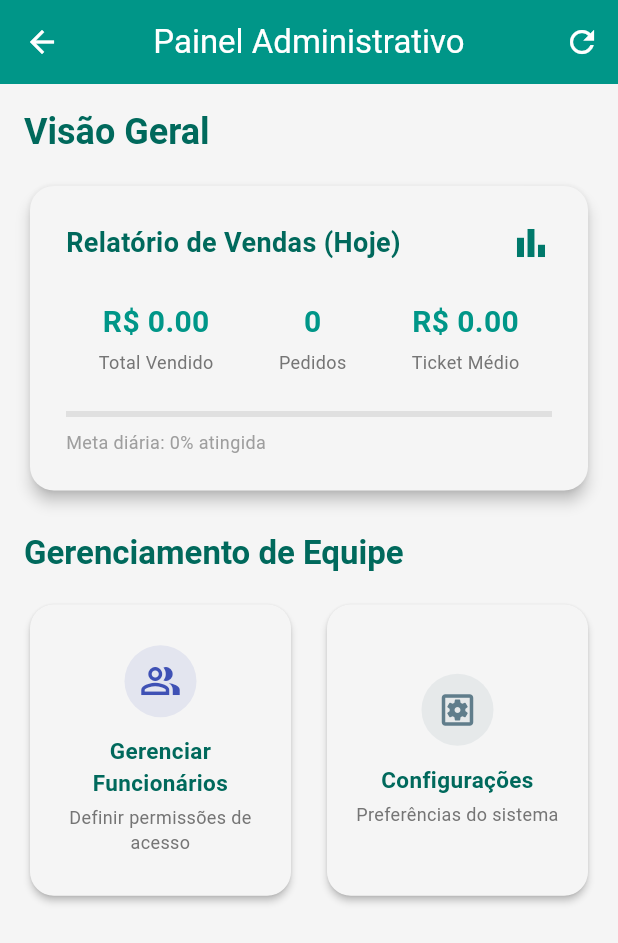
After one commit to guilhermedasilva2/farmacia-apk, a Flutter app: the AdminDashboardScreen screen opened by its route, after a tap on the "refresh" icon, on a phone screen of 412 x 824 dp. The commit adds this screen. Shown: the top 943 px of the screen. Run offline on Flutter 3.47's test engine with Material 3 defaults, Android fonts, the phone set to English and light mode, and no system bars; our stand-ins replace bloc, connectivity_plus, dots_indicator, equatable, flutter_bloc, flutter_dotenv and 8 more; accounts and stored records are empty.

Commit message:
chore: arquivos gerados e ajustes finais
- Arquivos gerados pelo Flutter (plugin registrants)
- Ajustes em rotas e configurações
- Outros arquivos auxiliares

```diff
--- /dev/null
+++ b/lib/features/admin/presentation/screens/admin_dashboard_screen.dart
@@ -0,0 +1,241 @@
+import 'package:flutter/material.dart';
+import 'package:meu_app_inicial/utils/app_routes.dart';
+import 'package:meu_app_inicial/features/orders/infrastructure/services/sales_stats_service.dart';
+
+class AdminDashboardScreen extends StatefulWidget {
+  const AdminDashboardScreen({super.key});
+
+  @override
+  State<AdminDashboardScreen> createState() => _AdminDashboardScreenState();
+}
+
+class _AdminDashboardScreenState extends State<AdminDashboardScreen> {
+  final SalesStatsService _statsService = SalesStatsService();
+  SalesStats? _todayStats;
+  bool _isLoading = true;
+
+  @override
+  void initState() {
+    super.initState();
+    _loadStats();
+  }
+
+  Future<void> _loadStats() async {
+    setState(() => _isLoading = true);
+    try {
+      final stats = await _statsService.getTodayStats();
+      if (mounted) {
+        setState(() {
+          _todayStats = stats;
+          _isLoading = false;
+        });
+      }
+    } catch (e) {
+      if (mounted) {
+        setState(() => _isLoading = false);
+      }
+    }
+  }
+
+  @override
+  Widget build(BuildContext context) {
+    return Scaffold(
+      appBar: AppBar(
+        title: const Text('Painel Administrativo'),
+        backgroundColor: Colors.teal,
+        foregroundColor: Colors.white,
+        actions: [
+          IconButton(
+            icon: const Icon(Icons.refresh),
+            onPressed: _loadStats,
+            tooltip: 'Atualizar estatísticas',
+          ),
+        ],
+      ),
+      body: RefreshIndicator(
+        onRefresh: _loadStats,
+        child: SingleChildScrollView(
+          physics: const AlwaysScrollableScrollPhysics(),
+          padding: const EdgeInsets.all(16.0),
+          child: Column(
+            crossAxisAlignment: CrossAxisAlignment.start,
+            children: [
+              Text(
+                'Visão Geral',
+                style: Theme.of(context).textTheme.headlineSmall?.copyWith(
+                      fontWeight: FontWeight.bold,
+                      color: Colors.teal[800],
+                    ),
+              ),
+              const SizedBox(height: 16),
+
+              // Sales Report Card
+              _isLoading
+                  ? const Center(child: CircularProgressIndicator())
+                  : Card(
+                      elevation: 4,
+                      shape: RoundedRectangleBorder(borderRadius: BorderRadius.circular(16)),
+                      child: Padding(
+                        padding: const EdgeInsets.all(24.0),
+                        child: Column(
+                          crossAxisAlignment: CrossAxisAlignment.start,
+                          children: [
+                            Row(
+                              mainAxisAlignment: MainAxisAlignment.spaceBetween,
+                              children: [
+                                const Text(
+                                  'Relatório de Vendas (Hoje)',
+                                  style: TextStyle(fontSize: 18, fontWeight: FontWeight.bold),
+                                ),
+                                Icon(Icons.bar_chart, color: Colors.teal[700], size: 28),
+                              ],
+                            ),
+                            const SizedBox(height: 24),
+                            Row(
+                              mainAxisAlignment: MainAxisAlignment.spaceAround,
+                              children: [
+                                _buildStatItem(
+                                  context,
+                                  'Total Vendido',
+                                  'R\$ ${_todayStats?.totalSales.toStringAsFixed(2) ?? '0,00'}',
+                                ),
+                                _buildStatItem(
+                                  context,
+                                  'Pedidos',
+                                  '${_todayStats?.orderCount ?? 0}',
+                                ),
+                                _buildStatItem(
+                                  context,
+                                  'Ticket Médio',
+                                  'R\$ ${_todayStats?.averageTicket.toStringAsFixed(2) ?? '0,00'}',
+                                ),
+                              ],
+                            ),
+                            const SizedBox(height: 24),
+                            LinearProgressIndicator(
+                              value: _todayStats?.goalProgress ?? 0.0,
+                              color: Colors.teal,
+                              backgroundColor: Colors.grey[300],
+                            ),
+                            const SizedBox(height: 8),
+                            Text(
+                              'Meta diária: ${_todayStats?.goalPercentage ?? 0}% atingida',
+                              style: const TextStyle(fontSize: 12, color: Colors.grey),
+                            ),
+                          ],
+                        ),
+                      ),
+                    ),
+
+              const SizedBox(height: 24),
+              Text(
+                'Gerenciamento de Equipe',
+                style: Theme.of(context).textTheme.titleLarge?.copyWith(
+                      fontWeight: FontWeight.bold,
+                      color: Colors.teal[800],
+                    ),
+              ),
+              const SizedBox(height: 16),
+
+              GridView.count(
+                shrinkWrap: true,
+                physics: const NeverScrollableScrollPhysics(),
+                crossAxisCount: 2,
+                crossAxisSpacing: 16,
+                mainAxisSpacing: 16,
+                childAspectRatio: 0.9,
+                children: [
+                  _DashboardCard(
+                    title: 'Gerenciar Funcionários',
+                    icon: Icons.people_alt_outlined,
+                    color: Colors.indigo,
+                    onTap: () => Navigator.pushNamed(context, AppRoutes.adminUsers),
+                    description: 'Definir permissões de acesso',
+                  ),
+                  _DashboardCard(
+                    title: 'Configurações',
+                    icon: Icons.settings_applications_outlined,
+                    color: Colors.blueGrey,
+                    onTap: () {
+                      ScaffoldMessenger.of(context).showSnackBar(
+                        const SnackBar(content: Text('Configurações globais em breve.')),
+                      );
+                    },
+                    description: 'Preferências do sistema',
+                  ),
+                ],
+              ),
+            ],
+          ),
+        ),
+      ),
+    );
+  }
+
+  Widget _buildStatItem(BuildContext context, String label, String value) {
+    return Column(
+      children: [
+        Text(value, style: const TextStyle(fontSize: 20, fontWeight: FontWeight.bold, color: Colors.teal)),
+        const SizedBox(height: 4),
+        Text(label, style: TextStyle(fontSize: 12, color: Colors.grey[600])),
+      ],
+    );
+  }
+}
+
+class _DashboardCard extends StatelessWidget {
+  final String title;
+  final IconData icon;
+  final Color color;
+  final String description;
+  final VoidCallback onTap;
+
+  const _DashboardCard({
+    required this.title,
+    required this.icon,
+    required this.color,
+    required this.description,
+    required this.onTap,
+  });
+
+  @override
+  Widget build(BuildContext context) {
+    return Card(
+      elevation: 2,
+      shape: RoundedRectangleBorder(borderRadius: BorderRadius.circular(16)),
+      child: InkWell(
+        onTap: onTap,
+        borderRadius: BorderRadius.circular(16),
+        child: Padding(
+          padding: const EdgeInsets.all(16.0),
+          child: Column(
+            mainAxisAlignment: MainAxisAlignment.center,
+            children: [
+              CircleAvatar(
+                radius: 24,
+                backgroundColor: color.withValues(alpha: 0.1),
+                child: Icon(icon, color: color, size: 28),
+              ),
+              const SizedBox(height: 12),
+              Text(
+                title,
+                textAlign: TextAlign.center,
+                style: const TextStyle(fontWeight: FontWeight.bold, fontSize: 15),
+                maxLines: 2,
+                overflow: TextOverflow.ellipsis,
+              ),
+              const SizedBox(height: 4),
+              Text(
+                description,
+                textAlign: TextAlign.center,
+                style: TextStyle(fontSize: 12, color: Colors.grey[600]),
+                maxLines: 2,
+                overflow: TextOverflow.ellipsis,
+              ),
+            ],
+          ),
+        ),
+      ),
+    );
+  }
+}
--- a/lib/features/app/home/home_page.dart
+++ b/lib/features/app/home/home_page.dart
@@ -288,7 +288,7 @@ class _HomeScreenState extends State<HomeScreen> {
               IconButton(
                 icon: const Icon(Icons.shopping_bag_outlined),
                 onPressed: () {
-                  Navigator.of(context).pushNamed(AppRoutes.orders);
+                  Navigator.of(context).pushNamed(AppRoutes.cart);
                 },
               ),
               if (_cartService.itemCount > 0)
--- a/lib/features/app/widgets/role_badge.dart
+++ b/lib/features/app/widgets/role_badge.dart
@@ -70,6 +70,12 @@ class RoleBadge extends StatelessWidget {
           icon: Icons.admin_panel_settings,
           tooltip: 'Administrador - Acesso total',
         );
+      case UserRole.employee:
+        return _RoleConfig(
+          color: Colors.indigo,
+          icon: Icons.badge,
+          tooltip: 'Funcionário - Gestão operacional',
+        );
     }
   }
 }
--- /dev/null
+++ b/lib/features/orders/infrastructure/services/sales_stats_service.dart
@@ -0,0 +1,128 @@
+import 'package:supabase_flutter/supabase_flutter.dart';
+
+/// Modelo para estatísticas de vendas
+class SalesStats {
+  final double totalSales;
+  final int orderCount;
+  final double averageTicket;
+  final double dailyGoal;
+
+  SalesStats({
+    required this.totalSales,
+    required this.orderCount,
+    required this.averageTicket,
+    required this.dailyGoal,
+  });
+
+  double get goalProgress => dailyGoal > 0 ? (totalSales / dailyGoal).clamp(0.0, 1.0) : 0.0;
+  int get goalPercentage => (goalProgress * 100).round();
+}
+
+/// Serviço para calcular estatísticas de vendas
+class SalesStatsService {
+  SalesStatsService({SupabaseClient? client})
+      : _client = client ?? Supabase.instance.client;
+
+  final SupabaseClient _client;
+  static const double _dailyGoalAmount = 1800.0; // Meta diária em R$
+
+  /// Obtém estatísticas de vendas do dia atual
+  Future<SalesStats> getTodayStats() async {
+    try {
+      final now = DateTime.now();
+      final startOfDay = DateTime(now.year, now.month, now.day);
+      final endOfDay = startOfDay.add(const Duration(days: 1));
+
+      // Buscar pedidos do dia
+      final response = await _client
+          .from('orders')
+          .select('total, status')
+          .gte('created_at', startOfDay.toIso8601String())
+          .lt('created_at', endOfDay.toIso8601String())
+          .neq('status', 'cancelled'); // Excluir cancelados
+
+      final orders = response as List;
+
+      if (orders.isEmpty) {
+        return SalesStats(
+          totalSales: 0.0,
+          orderCount: 0,
+          averageTicket: 0.0,
+          dailyGoal: _dailyGoalAmount,
+        );
+      }
+
+      final totalSales = orders.fold<double>(
+        0.0,
+        (sum, order) => sum + (order['total'] as num).toDouble(),
+      );
+
+      final orderCount = orders.length;
+      final averageTicket = orderCount > 0 ? totalSales / orderCount : 0.0;
+
+      return SalesStats(
+        totalSales: totalSales,
+        orderCount: orderCount,
+        averageTicket: averageTicket,
+        dailyGoal: _dailyGoalAmount,
+      );
+    } catch (e) {
+      // Em caso de erro, retornar estatísticas vazias
+      return SalesStats(
+        totalSales: 0.0,
+        orderCount: 0,
+        averageTicket: 0.0,
+        dailyGoal: _dailyGoalAmount,
+      );
+    }
+  }
+
+  /// Obtém estatísticas do mês atual
+  Future<SalesStats> getMonthStats() async {
+    try {
+      final now = DateTime.now();
+      final startOfMonth = DateTime(now.year, now.month, 1);
+      final endOfMonth = DateTime(now.year, now.month + 1, 1);
+
+      final response = await _client
+          .from('orders')
+          .select('total, status')
+          .gte('created_at', startOfMonth.toIso8601String())
+          .lt('created_at', endOfMonth.toIso8601String())
+          .neq('status', 'cancelled');
+
+      final orders = response as List;
+
+      if (orders.isEmpty) {
+        return SalesStats(
+          totalSales: 0.0,
+          orderCount: 0,
+          averageTicket: 0.0,
+          dailyGoal: _dailyGoalAmount * 30, // Meta mensal
+        );
+      }
+
+      final totalSales = orders.fold<double>(
+        0.0,
+        (sum, order) => sum + (order['total'] as num).toDouble(),
+      );
+
+      final orderCount = orders.length;
+      final averageTicket = orderCount > 0 ? totalSales / orderCount : 0.0;
+
+      return SalesStats(
+        totalSales: totalSales,
+        orderCount: orderCount,
+        averageTicket: averageTicket,
+        dailyGoal: _dailyGoalAmount * 30,
+      );
+    } catch (e) {
+      return SalesStats(
+        totalSales: 0.0,
+        orderCount: 0,
+        averageTicket: 0.0,
+        dailyGoal: _dailyGoalAmount * 30,
+      );
+    }
+  }
+}
--- a/lib/utils/app_routes.dart
+++ b/lib/utils/app_routes.dart
@@ -3,13 +3,17 @@ class AppRoutes {
   static const onboarding = '/onboarding';
   static const home = '/home';
   static const products = '/products';
-  static const orders = '/orders';
+  static const cart = '/cart'; // New for Cart
+  static const orders = '/orders'; // For Order History
   static const reminders = '/reminders';
   static const policy = '/policy';
   static const consent = '/consent';
   static const auth = '/auth';
+  static const adminDashboard = '/admin/dashboard'; // New for Dashboard
   static const adminProducts = '/admin/products';
   static const adminOrders = '/admin/orders';
   static const String adminCategories = '/admin-categories';
   static const String productDetails = '/product-details';
+  static const String orderDetails = '/order-details'; // New for Order Details tracking
+  static const String adminUsers = '/admin/users';
 }
```
Also changed, not shown: lib/features/app/widgets/user_drawer.dart (+8 -9 lines), lib/features/auth/infrastructure/services/user_role_service.dart (+28 -0 lines), lib/features/medication_reminders/presentation/screens/medication_reminder_list_page.dart (+6 -3 lines), lib/features/orders/presentation/screens/order_list_screen.dart (added, +198 -0 lines), lib/main.dart (+9 -1 lines), 7 other files.
